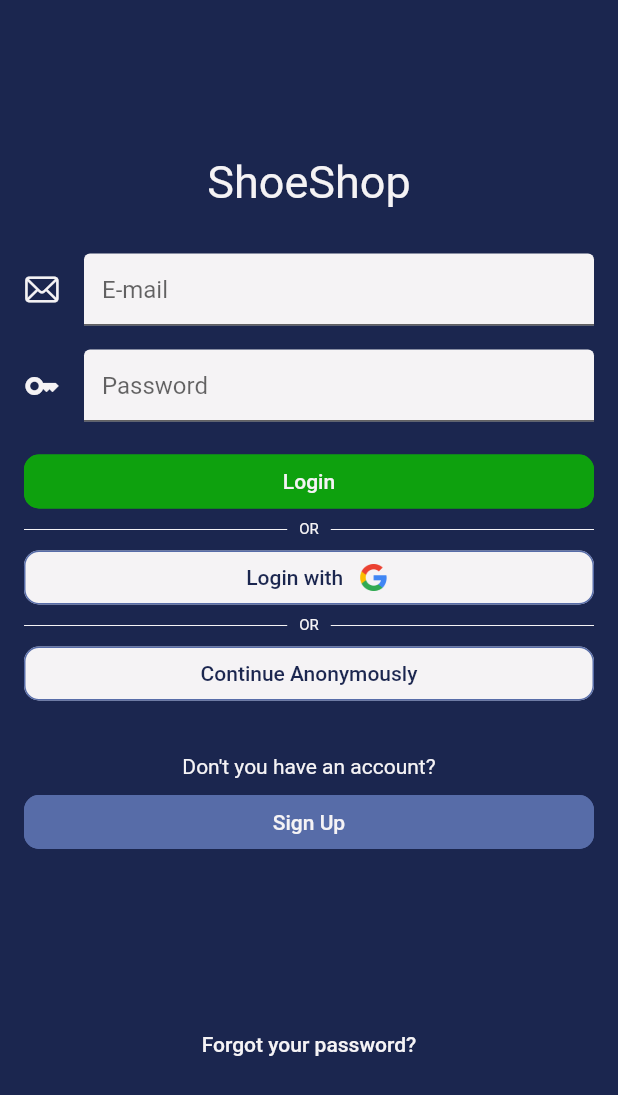
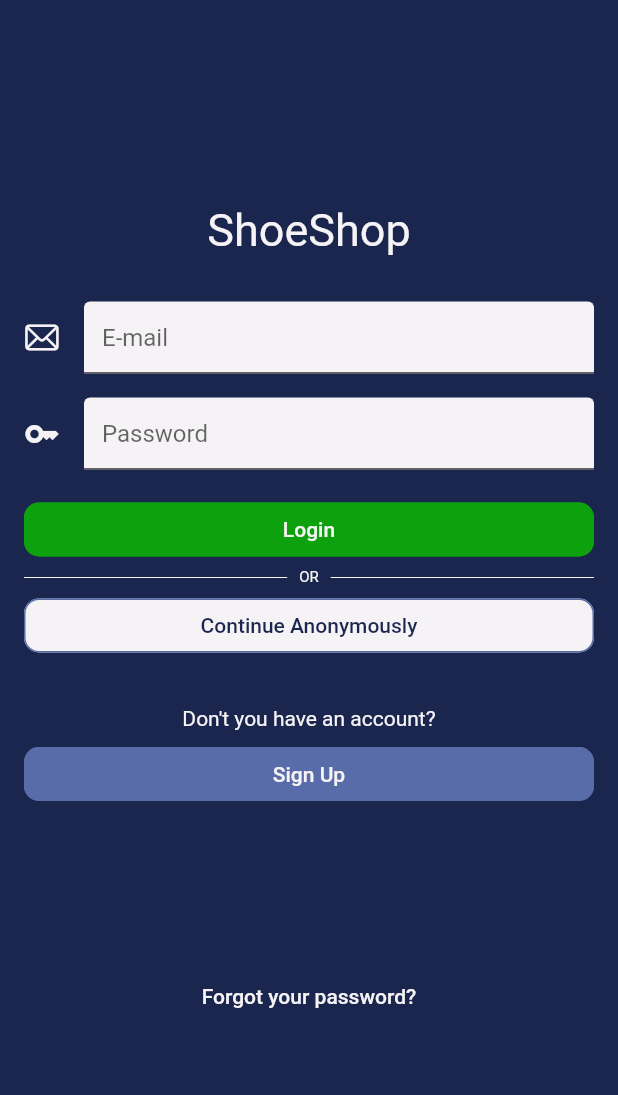
Before and after one commit to mustafaaycll/shoeshop, a Flutter app: the screen it shows after launch, on a phone screen of 412 x 824 dp. Shown: the top 1095 px of the screen. Run offline on Flutter 3.47's test engine with Material 2 defaults, Android fonts, the light colour scheme and no system bars; our stand-ins replace badges, cloud_firestore, email_validator, firebase_analytics, firebase_auth, firebase_core and 9 more; missing offline and left inert: icon_badge, pdf_viewer_plugin; accounts and stored records are empty.

Commit message:
removed google login

```diff
--- a/mobile/lib/Screens/Authentication/login.dart
+++ b/mobile/lib/Screens/Authentication/login.dart
@@ -268,58 +268,6 @@ class _LoginState extends State<Login> {
                               child: OutlinedButton(
                                 style:
                                     ShapeRules(bg_color: AppColors.empty_button, side_color: AppColors.empty_button_border).outlined_button_style(),
-                                onPressed: () {
-                                  AuthService().googleSignIn();
-                                },
-                                child: Row(
-                                  mainAxisAlignment: MainAxisAlignment.spaceEvenly,
-                                  children: <Widget>[
-                                    SizedBox(
-                                      width: 110,
-                                    ),
-                                    Text(
-                                      'Login with',
-                                      style: TextStyle(color: AppColors.opposite_case_filled_button_text),
-                                    ),
-                                    Image(
-                                      image: AssetImage('assets/google_logo.png'),
-                                      width: 18,
-                                      height: 18,
-                                    ),
-                                    SizedBox(
-                                      width: 100,
-                                    ),
-                                  ],
-                                ),
-                              ),
-                            )
-                          ],
-                        ),
-                        Row(children: <Widget>[
-                          Expanded(
-                              child: Divider(
-                            color: AppColors.background,
-                          )),
-                          SizedBox(
-                            width: 8,
-                          ),
-                          Text(
-                            "OR",
-                            style: TextStyle(color: AppColors.background, fontSize: 10),
-                          ),
-                          SizedBox(
-                            width: 8,
-                          ),
-                          Expanded(child: Divider(color: AppColors.background)),
-                        ]),
-                        Row(
-                          crossAxisAlignment: CrossAxisAlignment.start,
-                          children: [
-                            Expanded(
-                              flex: 1,
-                              child: OutlinedButton(
-                                style:
-                                    ShapeRules(bg_color: AppColors.empty_button, side_color: AppColors.empty_button_border).outlined_button_style(),
                                 onPressed: () async {
                                   await AuthService().signInAnon();
                                 },
```
Also changed, not shown: 1 other file.
